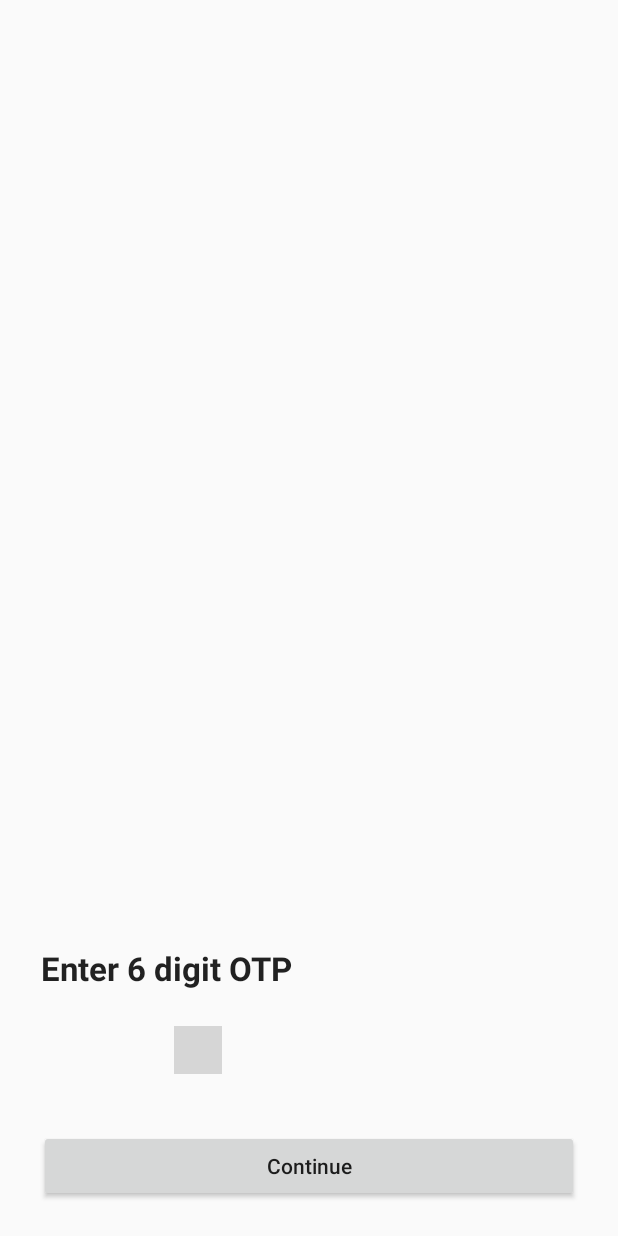
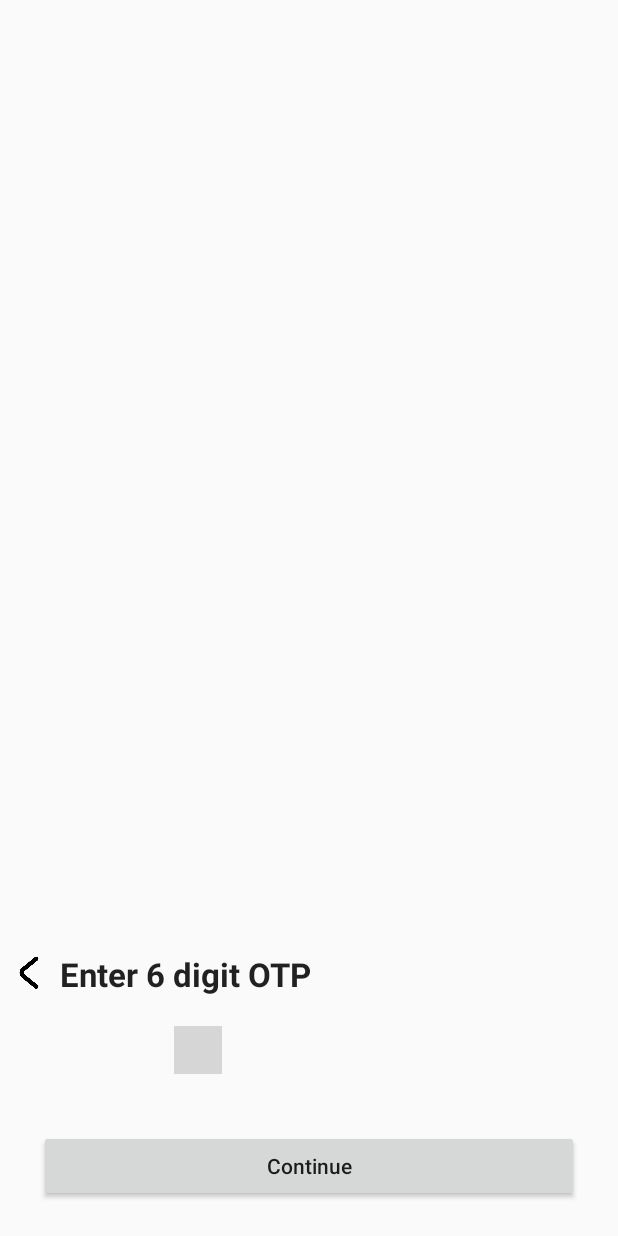
Before and after one commit to shashwat-agarwal/Ecommerce, an Android app: the layout activity_verify_phone.xml on its own in the app's theme, with its tools: preview values and no code run, on a phone screen of 412 x 824 dp. Run offline under Robolectric (Android 15) with nearby library versions, the phone set to English and light mode, and no system bars; plain views replace PinView; grey boxes are pictures that could not be loaded.

Commit message:
added features..

```diff
--- a/app/build.gradle
+++ b/app/build.gradle
@@ -31,6 +31,7 @@ dependencies {
     implementation 'androidx.constraintlayout:constraintlayout:1.1.3'
     implementation 'com.google.firebase:firebase-auth:19.3.2'
     implementation 'com.google.android.gms:play-services-maps:17.0.0'
+    implementation 'com.google.android.gms:play-services-location:17.0.0'
     testImplementation 'junit:junit:4.12'
     androidTestImplementation 'androidx.test.ext:junit:1.1.1'
     androidTestImplementation 'androidx.test.espresso:espresso-core:3.2.0'
--- a/app/src/debug/res/values/google_maps_api.xml
+++ b/app/src/debug/res/values/google_maps_api.xml
@@ -20,5 +20,5 @@
     Once you have your key (it starts with "AIza"), replace the "google_maps_key"
     string in this file.
     -->
-    <string name="google_maps_key" templateMergeStrategy="preserve" translatable="false">YOUR_KEY_HERE</string>
+    <string name="google_maps_key" templateMergeStrategy="preserve" translatable="false">AIzaSyDyeMMQTqYMGwqVyWxdtHKr9MzZDbzAgLQ</string>
 </resources>
--- a/app/src/main/java/agarwal/shashwat/ecommerce/MainActivity.java
+++ b/app/src/main/java/agarwal/shashwat/ecommerce/MainActivity.java
@@ -30,7 +30,7 @@ public class MainActivity extends AppCompatActivity {
     private ViewPager2 viewPager2;
     private Handler slideHandler = new Handler();
     final List<SlideItem> slideItems = new ArrayList<>();
-  /*  @Override
+  @Override
     protected void onStart() {
         super.onStart();
         if (FirebaseAuth.getInstance().getCurrentUser()!=null){
@@ -39,7 +39,7 @@ public class MainActivity extends AppCompatActivity {
             startActivity(intent);
 
         }
-    }*/
+    }
 
     @Override
     protected void onPause() {
--- a/app/src/main/res/drawable/buttonshape.xml
+++ b/app/src/main/res/drawable/buttonshape.xml
@@ -1,7 +1,7 @@
 <?xml version="1.0" encoding="utf-8"?>
 <shape xmlns:android="http://schemas.android.com/apk/res/android" android:shape="rectangle" >
     <corners
-        android:radius="14dp"
+        android:radius="10dp"
         />
     <gradient
         android:angle="45"
@@ -18,8 +18,8 @@
         android:bottom="0dp"
         />
     <size
-        android:width="210dp"
-        android:height="40dp"
+        android:width="180dp"
+        android:height="30dp"
         />
     <stroke
         android:width="2dp"
--- a/app/src/main/res/layout/activity_verify_phone.xml
+++ b/app/src/main/res/layout/activity_verify_phone.xml
@@ -2,16 +2,30 @@
 <androidx.constraintlayout.widget.ConstraintLayout xmlns:android="http://schemas.android.com/apk/res/android"
     xmlns:app="http://schemas.android.com/apk/res-auto"
     xmlns:tools="http://schemas.android.com/tools"
+    android:id="@+id/backbutton"
     android:layout_width="match_parent"
     android:layout_height="match_parent"
     tools:context=".verifyPhone">
+
+    <ImageView
+        android:layout_width="0dp"
+        android:layout_height="24dp"
+        android:layout_marginBottom="24dp"
+        android:clickable="true"
+        android:layout_marginStart="2dp"
+        android:src="@drawable/backbutton"
+        app:layout_constraintBottom_toTopOf="@+id/firstPinView"
+        app:layout_constraintEnd_toStartOf="@+id/textView3"
+        app:layout_constraintHorizontal_bias="0.0"
+        app:layout_constraintStart_toStartOf="parent"
+        android:focusable="true" />
 
     <TextView
         android:id="@+id/textView3"
         android:layout_width="wrap_content"
         android:layout_height="wrap_content"
-        android:layout_marginStart="27dp"
-        android:layout_marginBottom="24dp"
+        android:layout_marginStart="40dp"
+        android:layout_marginBottom="20dp"
         android:text="Enter 6 digit OTP"
         android:textAppearance="@style/TextAppearance.AppCompat.Large"
         android:textStyle="bold"
@@ -20,16 +34,16 @@
 
     <com.chaos.view.PinView
         android:id="@+id/firstPinView"
+        style="@style/PinWidget.PinView"
         android:layout_width="wrap_content"
         android:layout_height="wrap_content"
         android:layout_marginBottom="108dp"
+
         android:cursorVisible="true"
-
+        android:inputType="number"
+        android:itemBackground="@color/lightWhite"
         android:padding="5dp"
         app:cursorWidth="3dp"
-        style="@style/PinWidget.PinView"
-        android:inputType="number"
-        android:itemBackground="@color/lightWhite"
         app:itemCount="6"
         app:itemRadius="4dp"
         app:layout_constraintBottom_toBottomOf="parent"
@@ -55,11 +69,11 @@
         android:layout_marginTop="10dp"
         android:layout_marginEnd="26dp"
 
+        android:text="Continue"
+        android:textAllCaps="false"
         app:layout_constraintEnd_toEndOf="parent"
         app:layout_constraintStart_toStartOf="parent"
-        app:layout_constraintTop_toBottomOf="@+id/otpSentNo"
-        android:textAllCaps="false"
-        android:text="Continue" />
+        app:layout_constraintTop_toBottomOf="@+id/otpSentNo" />
 
     <ProgressBar
         android:id="@+id/progressBar"
@@ -67,8 +81,8 @@
         android:layout_height="wrap_content"
         android:layout_marginStart="84dp"
         android:layout_marginBottom="12dp"
+        android:visibility="gone"
         app:layout_constraintBottom_toTopOf="@+id/firstPinView"
-        app:layout_constraintStart_toEndOf="@+id/textView3"
-        android:visibility="gone"/>
+        app:layout_constraintStart_toEndOf="@+id/textView3" />
 
 </androidx.constraintlayout.widget.ConstraintLayout>
--- a/app/src/main/res/values/colors.xml
+++ b/app/src/main/res/values/colors.xml
@@ -6,4 +6,5 @@
     <color name="green">#32a852</color>
     <color name="lightWhite">#edf5f2</color>
     <color name="darkBlue">#0957d6</color>
+    <color name="transparent">#ebf0f5</color>
 </resources>
--- a/app/src/main/res/values/strings.xml
+++ b/app/src/main/res/values/strings.xml
@@ -1,4 +1,5 @@
 <resources>
     <string name="app_name">Ecommerce</string>
     <string name="title_activity_maps">Map</string>
+    <string name="google_maps_key" templateMergeStrategy="preserve" translatable="false">AIzaSyDyeMMQTqYMGwqVyWxdtHKr9MzZDbzAgLQ</string>
 </resources>
```
Also changed, not shown: app/src/main/java/agarwal/shashwat/ecommerce/MapsActivity.java (+57 -5 lines), app/src/main/java/agarwal/shashwat/ecommerce/verifyPhone.java (+8 -0 lines), app/src/main/res/layout/activity_main.xml (+11 -10 lines), app/src/main/res/layout/activity_maps.xml (+15 -0 lines), app/src/main/res/drawable/backbutton.png (added).
